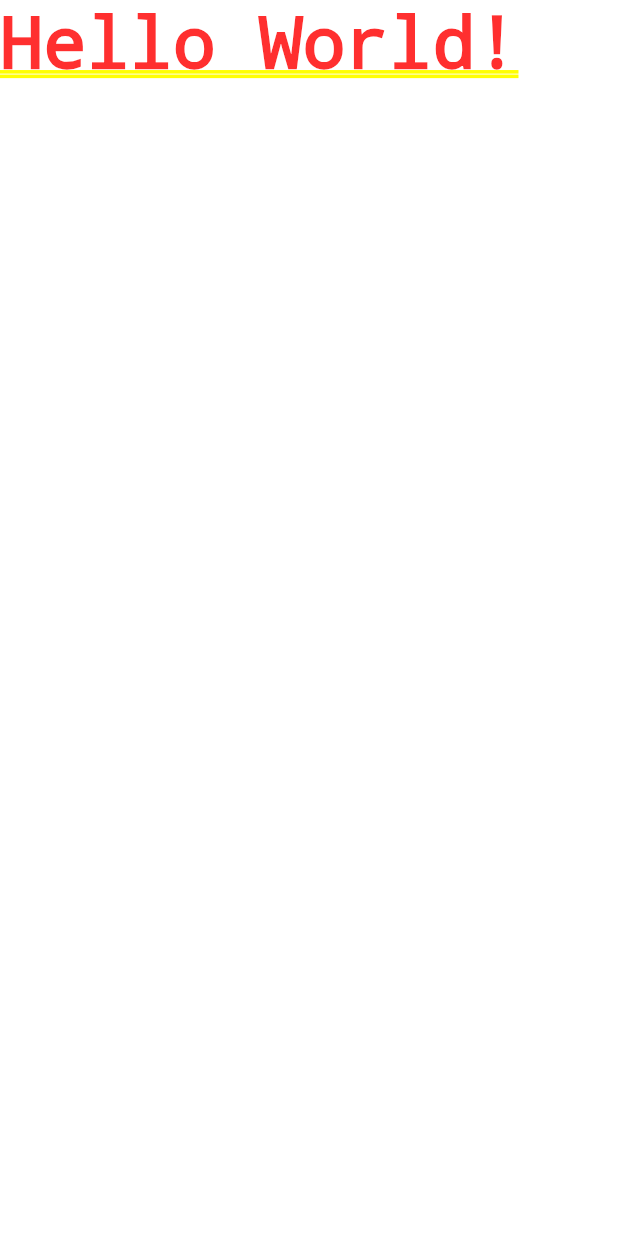
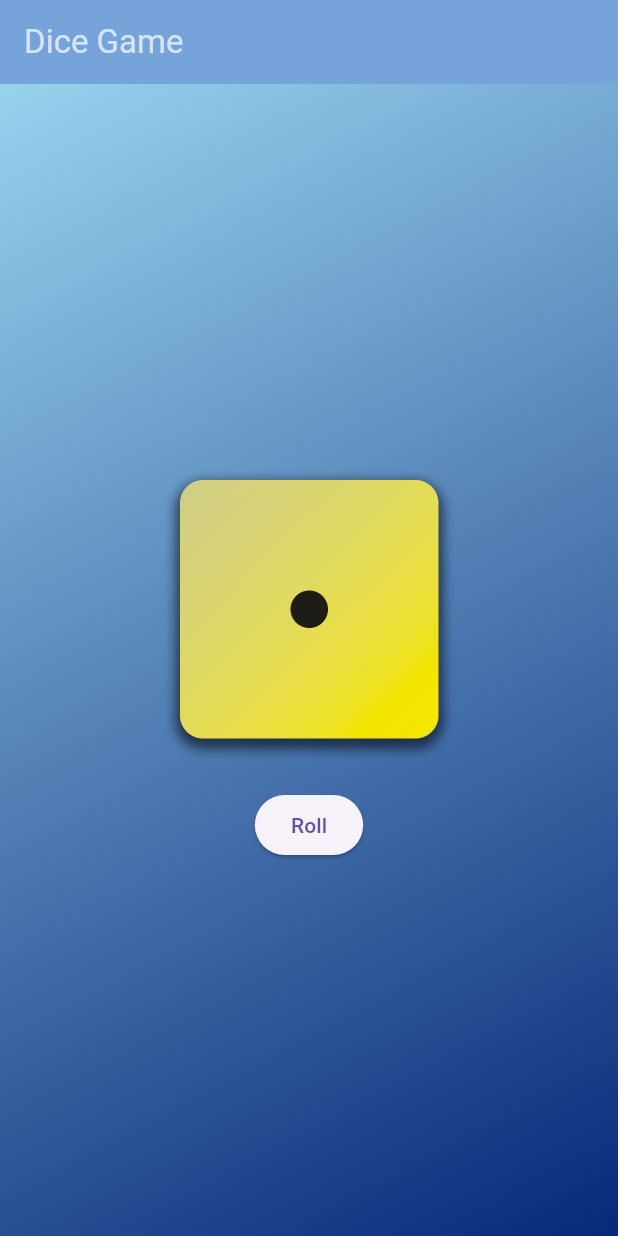
Before and after one commit to TinyMurky/chapter2_dice_game, a Flutter app: the screen it shows after launch, on a phone screen of 412 x 824 dp. Run offline on Flutter 3.47's test engine with Material 3 defaults, Android fonts, the phone set to English and light mode, and no system bars.

Commit message:
dice game complete

```diff
--- /dev/null
+++ b/lib/dice_roller.dart
@@ -0,0 +1,50 @@
+import 'package:flutter/material.dart';
+import 'dart:math';
+
+final rng = Random(); // rng 也可以放在global, 全部的diceRoller都用同一個
+
+class DiceRoller extends StatefulWidget {
+  const DiceRoller({super.key});
+
+  @override
+  // State createState() { // 這樣也可以
+  State<DiceRoller> createState() {
+    return _DiceRollerState();
+  }
+}
+
+class _DiceRollerState extends State<DiceRoller> {
+  // 沒有放constructor dart會自己給一個，所以可以直接在 createState用
+
+  int dicePoint = 1;
+  //final rng = Random(); // rng 放在外面，只new 一次比較好
+  void rollDice() {
+    var nextInt = rng.nextInt(6) + 1; // 直接 Random().nextInt(6) + 1; 也可以
+    // 要改state的要放在 State 提供的 setState裡面, 裡面可以放匿名函數就好
+    setState(() {
+      dicePoint = nextInt;
+    });
+  }
+
+  @override
+  Widget build(context) {
+    return Column(
+      mainAxisSize: MainAxisSize.min,
+      children: [
+        // StyleText('Hello!'),
+        // Image(image: AssetImage('assets/images/dice-1.png')),
+        Image.asset(
+          'assets/images/dice-$dicePoint.png',
+          width: 200,
+        ),
+        const SizedBox(
+          height: 20,
+        ),
+        ElevatedButton(
+          onPressed: rollDice,
+          child: const Text('Roll'),
+        )
+      ],
+    );
+  }
+}
--- /dev/null
+++ b/lib/gradient_container.dart
@@ -0,0 +1,34 @@
+import 'package:flutter/material.dart';
+import 'package:chapter2_dice_game/dice_roller.dart';
+// import 'package:chapter2_dice_game/style_text.dart';
+
+const startAlignment = Alignment.topLeft;
+const Alignment endAlignment = Alignment.bottomRight;
+
+class GradientContainer extends StatelessWidget {
+  final List<Color> backgroundColors;
+
+  const GradientContainer(this.backgroundColors, {super.key});
+
+  @override // 不一定要加，只是標示，但最好加
+  Widget build(context) {
+    return Container(
+      decoration: BoxDecoration(
+        // color: Color.fromARGB(255, 186, 250, 242), // 用Gradient就好
+        gradient: LinearGradient(
+          // colors: [
+          //   Color.fromARGB(255, 63, 17, 132),
+          //   Color.fromARGB(255, 101, 23, 203)
+          // ],
+          colors: backgroundColors,
+          begin: startAlignment,
+          end: endAlignment,
+        ),
+      ), // 只要屬於是Decoration 抽象class都可以用
+      child: const Center(
+        // 這邊可以加上const
+        child: DiceRoller(),
+      ),
+    );
+  }
+}
```
Also changed, not shown: lib/main.dart (+16 -2 lines), lib/style_text.dart (added, +20 -0 lines), pubspec.yaml (+8 -1 lines), assets/images/dice-1.png (added), assets/images/dice-2.png (added), assets/images/dice-3.png (added), assets/images/dice-4.png (added), assets/images/dice-5.png (added), assets/images/dice-6.png (added).
